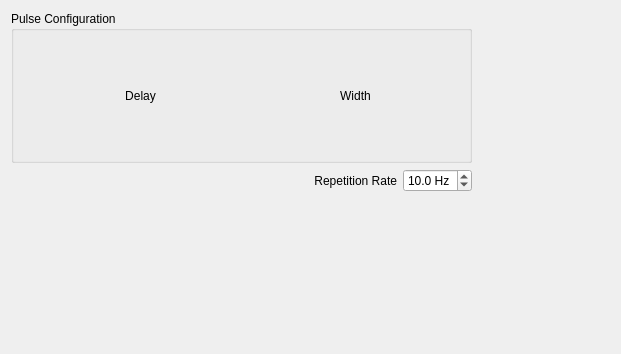
kncrabtree/qtftm, file pulseconfigwidget.ui: the form before one commit; both pictures show x 0 to 621 and y 0 to 354 of the 949 by 354 pixel window.
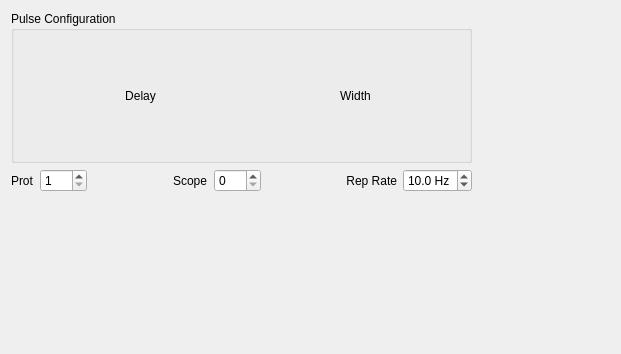
The form after the commit. Custom widgets are drawn as their Qt base class.

What changed in the file:
```diff
--- a/pulseconfigwidget.ui
+++ b/pulseconfigwidget.ui
@@ -57,6 +57,50 @@
      </item>
      <item>
       <layout class="QHBoxLayout" name="horizontalLayout">
+       <item>
+        <widget class="QLabel" name="label_6">
+         <property name="text">
+          <string>Prot</string>
+         </property>
+        </widget>
+       </item>
+       <item>
+        <widget class="QSpinBox" name="protDelayBox">
+         <property name="minimum">
+          <number>1</number>
+         </property>
+         <property name="maximum">
+          <number>100</number>
+         </property>
+        </widget>
+       </item>
+       <item>
+        <spacer name="horizontalSpacer_2">
+         <property name="orientation">
+          <enum>Qt::Horizontal</enum>
+         </property>
+         <property name="sizeHint" stdset="0">
+          <size>
+           <width>40</width>
+           <height>20</height>
+          </size>
+         </property>
+        </spacer>
+       </item>
+       <item>
+        <widget class="QLabel" name="label_5">
+         <property name="text">
+          <string>Scope</string>
+         </property>
+        </widget>
+       </item>
+       <item>
+        <widget class="QSpinBox" name="scopeDelayBox">
+         <property name="maximum">
+          <number>100</number>
+         </property>
+        </widget>
+       </item>
        <item>
         <spacer name="horizontalSpacer">
          <property name="orientation">
@@ -73,7 +117,7 @@
        <item>
         <widget class="QLabel" name="label_4">
          <property name="text">
-          <string>Repetition Rate</string>
+          <string>Rep Rate</string>
          </property>
          <property name="alignment">
           <set>Qt::AlignRight|Qt::AlignTrailing|Qt::AlignVCenter</set>
```
Left out of the diff: 2 changed lines with no effect on the pictures.
